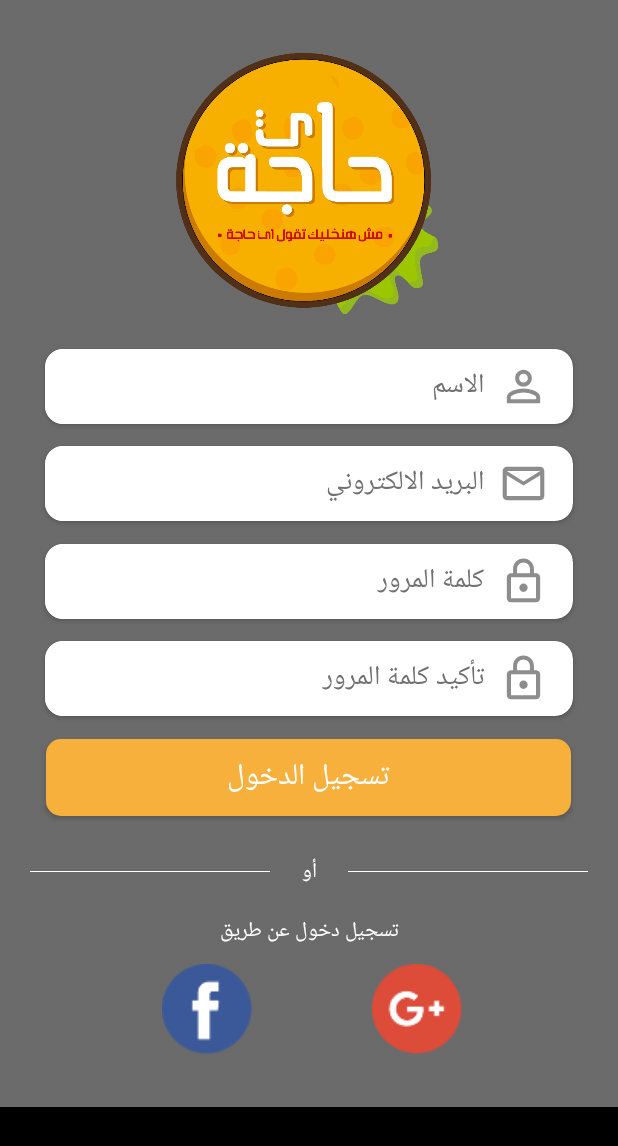
After one commit to bavly-adel/Ayhaga-Android, an Android app: the RegisterActivity screen opened directly, with no data from a screen before it, on a phone screen of 412 x 824 dp. The commit adds this screen. Shown: the top 1146 px of the screen. Run offline under Robolectric (Android 15) with nearby library versions, the phone set to English and light mode, and no system bars.

Commit message:
Registe screenr

```diff
--- a/app/src/main/java/com/example/ayhaga/ForgetPasswordActivity.java
+++ b/app/src/main/java/com/example/ayhaga/ForgetPasswordActivity.java
@@ -2,13 +2,27 @@ package com.example.ayhaga;
 
 import androidx.appcompat.app.AppCompatActivity;
 
+import android.content.Intent;
 import android.os.Bundle;
+import android.view.View;
+import android.widget.Button;
 
 public class ForgetPasswordActivity extends AppCompatActivity {
-
+    private Button registerBtn;
     @Override
     protected void onCreate(Bundle savedInstanceState) {
         super.onCreate(savedInstanceState);
         setContentView(R.layout.activity_forget_password);
+
+
+        registerBtn = (Button) findViewById(R.id.regBtn);
+        registerBtn.setOnClickListener(new View.OnClickListener() {
+            @Override
+            public void onClick(View v) {
+                Intent intent = new Intent(ForgetPasswordActivity.this, RegisterActivity.class);
+                startActivity(intent);
+
+            }
+        });
     }
 }
--- a/app/src/main/java/com/example/ayhaga/MainActivity.java
+++ b/app/src/main/java/com/example/ayhaga/MainActivity.java
@@ -9,6 +9,7 @@ import android.widget.Button;
 
 public class MainActivity extends AppCompatActivity {
     private Button forgetPassBtn;
+    private Button registerBtn;
 
     @Override
     protected void onCreate(Bundle savedInstanceState) {
@@ -23,5 +24,15 @@ public class MainActivity extends AppCompatActivity {
 
             }
         });
+
+        registerBtn = (Button) findViewById(R.id.regBtn);
+        registerBtn.setOnClickListener(new View.OnClickListener() {
+            @Override
+            public void onClick(View v) {
+                Intent intent = new Intent(MainActivity.this, RegisterActivity.class);
+                startActivity(intent);
+
+            }
+        });
     }
 }
--- /dev/null
+++ b/app/src/main/java/com/example/ayhaga/RegisterActivity.java
@@ -0,0 +1,14 @@
+package com.example.ayhaga;
+
+import androidx.appcompat.app.AppCompatActivity;
+
+import android.os.Bundle;
+
+public class RegisterActivity extends AppCompatActivity {
+
+    @Override
+    protected void onCreate(Bundle savedInstanceState) {
+        super.onCreate(savedInstanceState);
+        setContentView(R.layout.activity_register);
+    }
+}
--- /dev/null
+++ b/app/src/main/res/drawable-anydpi/name.xml
@@ -0,0 +1,14 @@
+<vector xmlns:android="http://schemas.android.com/apk/res/android"
+    android:width="24dp"
+    android:height="24dp"
+    android:viewportWidth="36"
+    android:viewportHeight="36"
+    android:tint="#707070"
+    android:alpha="0.8">
+  <group android:translateX="6"
+      android:translateY="6">
+      <path
+          android:fillColor="#FF000000"
+          android:pathData="M12,5.9c1.16,0 2.1,0.94 2.1,2.1s-0.94,2.1 -2.1,2.1S9.9,9.16 9.9,8s0.94,-2.1 2.1,-2.1m0,9c2.97,0 6.1,1.46 6.1,2.1v1.1L5.9,18.1L5.9,17c0,-0.64 3.13,-2.1 6.1,-2.1M12,4C9.79,4 8,5.79 8,8s1.79,4 4,4 4,-1.79 4,-4 -1.79,-4 -4,-4zM12,13c-2.67,0 -8,1.34 -8,4v3h16v-3c0,-2.66 -5.33,-4 -8,-4z"/>
+  </group>
+</vector>
--- a/app/src/main/res/layout/activity_forget_password.xml
+++ b/app/src/main/res/layout/activity_forget_password.xml
@@ -26,7 +26,7 @@
         android:layout_width="60dp"
         android:layout_height="60dp"
         android:layout_marginStart="108dp"
-        android:layout_marginBottom="50dp"
+        android:layout_marginBottom="35dp"
         android:background="@drawable/facebook"
         app:layout_constraintBottom_toBottomOf="@+id/login-background"
         app:layout_constraintStart_toStartOf="parent" />
@@ -36,7 +36,7 @@
         android:layout_width="60dp"
         android:layout_height="60dp"
         android:layout_marginEnd="104dp"
-        android:layout_marginBottom="50dp"
+        android:layout_marginBottom="35dp"
         android:background="@drawable/gmail"
         app:layout_constraintBottom_toBottomOf="@+id/login-background"
         app:layout_constraintEnd_toEndOf="parent" />
--- /dev/null
+++ b/app/src/main/res/layout/activity_register.xml
@@ -0,0 +1,276 @@
+<?xml version="1.0" encoding="utf-8"?>
+<androidx.constraintlayout.widget.ConstraintLayout xmlns:android="http://schemas.android.com/apk/res/android"
+    xmlns:app="http://schemas.android.com/apk/res-auto"
+    xmlns:tools="http://schemas.android.com/tools"
+    android:layout_width="match_parent"
+    android:layout_height="match_parent"
+    android:background="@android:color/black"
+    tools:context=".RegisterActivity">
+
+    <ImageView
+        android:id="@+id/login-background"
+        android:layout_width="414dp"
+        android:layout_height="738dp"
+        android:alpha="0.5"
+        android:scaleType="centerCrop"
+        app:layout_constraintBottom_toBottomOf="parent"
+        app:layout_constraintEnd_toEndOf="parent"
+        app:layout_constraintHorizontal_bias="0.0"
+        app:layout_constraintStart_toStartOf="parent"
+        app:layout_constraintTop_toTopOf="parent"
+        app:layout_constraintVertical_bias="0.0"
+        app:srcCompat="@drawable/register" />
+
+    <Button
+        android:id="@+id/faceLoginBtn"
+        android:layout_width="60dp"
+        android:layout_height="60dp"
+        android:layout_marginStart="108dp"
+        android:layout_marginBottom="35dp"
+        android:background="@drawable/facebook"
+        app:layout_constraintBottom_toBottomOf="@+id/login-background"
+        app:layout_constraintStart_toStartOf="parent" />
+
+    <Button
+        android:id="@+id/gmailLoginBtn"
+        android:layout_width="60dp"
+        android:layout_height="60dp"
+        android:layout_marginEnd="104dp"
+        android:layout_marginBottom="35dp"
+        android:background="@drawable/gmail"
+        app:layout_constraintBottom_toBottomOf="@+id/login-background"
+        app:layout_constraintEnd_toEndOf="parent" />
+
+    <Button
+        android:id="@+id/loginBtn"
+        android:layout_width="350dp"
+        android:layout_height="51dp"
+        android:layout_marginTop="15dp"
+        android:background="@drawable/button_shape"
+        android:text="تسجيل الدخول"
+        android:textSize="20sp"
+        app:layout_constraintEnd_toEndOf="parent"
+        app:layout_constraintHorizontal_bias="0.491"
+        app:layout_constraintStart_toStartOf="parent"
+        app:layout_constraintTop_toBottomOf="@+id/confirmPassCard" />
+
+    <ImageView
+        android:id="@+id/imageView5"
+        android:layout_width="160dp"
+        android:layout_height="0.5dp"
+        android:layout_marginEnd="20dp"
+        android:layout_marginBottom="27dp"
+        app:layout_constraintBottom_toTopOf="@+id/textView"
+        app:layout_constraintEnd_toEndOf="parent"
+        app:srcCompat="@android:drawable/screen_background_light" />
+
+    <ImageView
+        android:id="@+id/imageView7"
+        android:layout_width="160dp"
+        android:layout_height="0.5dp"
+        android:layout_marginStart="20dp"
+        android:layout_marginBottom="27dp"
+        app:layout_constraintBottom_toTopOf="@+id/textView"
+        app:layout_constraintStart_toStartOf="parent"
+        app:srcCompat="@android:drawable/screen_background_light" />
+
+    <ImageView
+        android:id="@+id/imageView4"
+        android:layout_width="189dp"
+        android:layout_height="187dp"
+        android:layout_marginTop="30dp"
+        app:layout_constraintEnd_toEndOf="parent"
+        app:layout_constraintHorizontal_bias="0.5"
+        app:layout_constraintStart_toStartOf="parent"
+        app:layout_constraintTop_toTopOf="parent"
+        app:srcCompat="@drawable/logo" />
+
+    <TextView
+        android:id="@+id/textView"
+        android:layout_width="wrap_content"
+        android:layout_height="wrap_content"
+        android:layout_marginBottom="10dp"
+        android:text="تسجيل دخول عن طريق"
+        android:textAlignment="center"
+        android:textColor="#FFFFFF"
+        app:layout_constraintBottom_toTopOf="@+id/faceLoginBtn"
+        app:layout_constraintEnd_toEndOf="parent"
+        app:layout_constraintHorizontal_bias="0.5"
+        app:layout_constraintStart_toStartOf="parent" />
+
+    <TextView
+        android:id="@+id/textView2"
+        android:layout_width="wrap_content"
+        android:layout_height="wrap_content"
+        android:layout_marginBottom="15dp"
+        android:text="أو"
+        android:textColor="#FFFFFF"
+        app:layout_constraintBottom_toTopOf="@+id/textView"
+        app:layout_constraintEnd_toEndOf="parent"
+        app:layout_constraintHorizontal_bias="0.5"
+        app:layout_constraintStart_toStartOf="parent" />
+
+    <androidx.cardview.widget.CardView
+        android:id="@+id/nameCard"
+        android:layout_width="352dp"
+
+        android:layout_height="50dp"
+        android:layout_marginTop="15dp"
+        app:cardBackgroundColor="#FFFFFF"
+        app:cardCornerRadius="12dp"
+        app:layout_constraintEnd_toEndOf="parent"
+        app:layout_constraintHorizontal_bias="0.5"
+        app:layout_constraintStart_toStartOf="parent"
+        app:layout_constraintTop_toBottomOf="@+id/imageView4">
+
+        <LinearLayout
+            android:layout_width="match_parent"
+            android:layout_height="match_parent"
+            android:orientation="horizontal">
+
+            <EditText
+                android:id="@+id/nameEditTxt"
+                android:layout_width="294dp"
+                android:layout_height="50dp"
+                android:background="#FFFFFF"
+                android:ems="10"
+                android:hint="الاسم"
+                android:inputType="textEmailAddress"
+                android:padding="@dimen/cardview_compat_inset_shadow"
+                android:password="false"
+                android:textAlignment="viewEnd"
+                android:textColorHint="#707070" />
+
+            <ImageView
+                android:id="@+id/nameImg"
+                android:layout_width="50dp"
+                android:layout_height="50dp"
+                app:srcCompat="@drawable/name" />
+        </LinearLayout>
+
+    </androidx.cardview.widget.CardView>
+
+
+
+
+    <androidx.cardview.widget.CardView
+        android:id="@+id/emailCard"
+        android:layout_width="352dp"
+
+        android:layout_height="50dp"
+        android:layout_marginTop="80dp"
+        app:cardBackgroundColor="#FFFFFF"
+        app:cardCornerRadius="12dp"
+        app:layout_constraintEnd_toEndOf="parent"
+        app:layout_constraintHorizontal_bias="0.5"
+        app:layout_constraintStart_toStartOf="parent"
+        app:layout_constraintTop_toBottomOf="@+id/imageView4">
+
+        <LinearLayout
+            android:layout_width="match_parent"
+            android:layout_height="match_parent"
+            android:orientation="horizontal">
+
+            <EditText
+                android:id="@+id/emailEditTxt"
+                android:layout_width="294dp"
+                android:layout_height="50dp"
+                android:background="#FFFFFF"
+                android:ems="10"
+                android:hint="البريد الالكتروني"
+                android:inputType="textEmailAddress"
+                android:padding="@dimen/cardview_compat_inset_shadow"
+                android:password="false"
+                android:textAlignment="viewEnd"
+                android:textColorHint="#707070" />
+
+            <ImageView
+                android:id="@+id/emailImg"
+                android:layout_width="50dp"
+                android:layout_height="50dp"
+                app:srcCompat="@drawable/email" />
+        </LinearLayout>
+
+    </androidx.cardview.widget.CardView>
+
+    <androidx.cardview.widget.CardView
+        android:id="@+id/passwordCard"
+        android:layout_width="352dp"
+
+        android:layout_height="50dp"
+        android:layout_marginTop="145dp"
+        app:cardBackgroundColor="#FFFFFF"
+        app:cardCornerRadius="12dp"
+        app:layout_constraintEnd_toEndOf="parent"
+        app:layout_constraintHorizontal_bias="0.5"
+        app:layout_constraintStart_toStartOf="parent"
+        app:layout_constraintTop_toBottomOf="@+id/imageView4">
+
+        <LinearLayout
+            android:layout_width="match_parent"
+            android:layout_height="match_parent"
+            android:orientation="horizontal">
+
+            <EditText
+                android:id="@+id/passwordEditTxt"
+                android:layout_width="294dp"
+                android:layout_height="50dp"
+                android:background="#FFFFFF"
+                android:ems="10"
+                android:hint="كلمة المرور"
+                android:inputType="textEmailAddress"
+                android:padding="@dimen/cardview_compat_inset_shadow"
+                android:password="false"
+                android:textAlignment="viewEnd"
+                android:textColorHint="#707070" />
+
+            <ImageView
+                android:id="@+id/passImg"
+                android:layout_width="50dp"
+                android:layout_height="50dp"
+                app:srcCompat="@drawable/pass" />
+        </LinearLayout>
+
+    </androidx.cardview.widget.CardView>
+
+    <androidx.cardview.widget.CardView
+        android:id="@+id/confirmPassCard"
+        android:layout_width="352dp"
+
+        android:layout_height="50dp"
+        android:layout_marginTop="210dp"
+        app:cardBackgroundColor="#FFFFFF"
+        app:cardCornerRadius="12dp"
+        app:layout_constraintEnd_toEndOf="parent"
+        app:layout_constraintHorizontal_bias="0.5"
+        app:layout_constraintStart_toStartOf="parent"
+        app:layout_constraintTop_toBottomOf="@+id/imageView4">
+
+        <LinearLayout
+            android:layout_width="match_parent"
+            android:layout_height="match_parent"
+            android:orientation="horizontal">
+
+            <EditText
+                android:id="@+id/confirmPassEditTxt"
+                android:layout_width="294dp"
+                android:layout_height="50dp"
+                android:background="#FFFFFF"
+                android:ems="10"
+                android:hint="تأكيد كلمة المرور"
+                android:inputType="textEmailAddress"
+                android:padding="@dimen/cardview_compat_inset_shadow"
+                android:password="false"
+                android:textAlignment="viewEnd"
+                android:textColorHint="#707070" />
+
+            <ImageView
+                android:id="@+id/confirmPassImg"
+                android:layout_width="50dp"
+                android:layout_height="50dp"
+                app:srcCompat="@drawable/pass" />
+        </LinearLayout>
+
+    </androidx.cardview.widget.CardView>
+
+</androidx.constraintlayout.widget.ConstraintLayout>
```
Also changed, not shown: app/src/main/AndroidManifest.xml (+6 -1 lines), app/src/main/res/drawable-hdpi/name.png (added), app/src/main/res/drawable-mdpi/name.png (added), app/src/main/res/drawable-xhdpi/name.png (added), app/src/main/res/drawable-xxhdpi/name.png (added), 1 other file.
